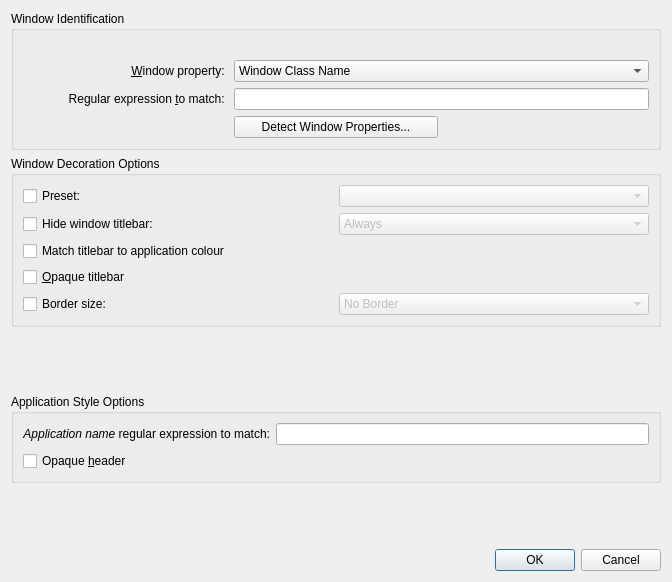
This is kdecoration/config/ui/breezeexceptiondialog.ui in paulmcauley/klassy as Qt 5 draws it before an edit. The edited form follows.
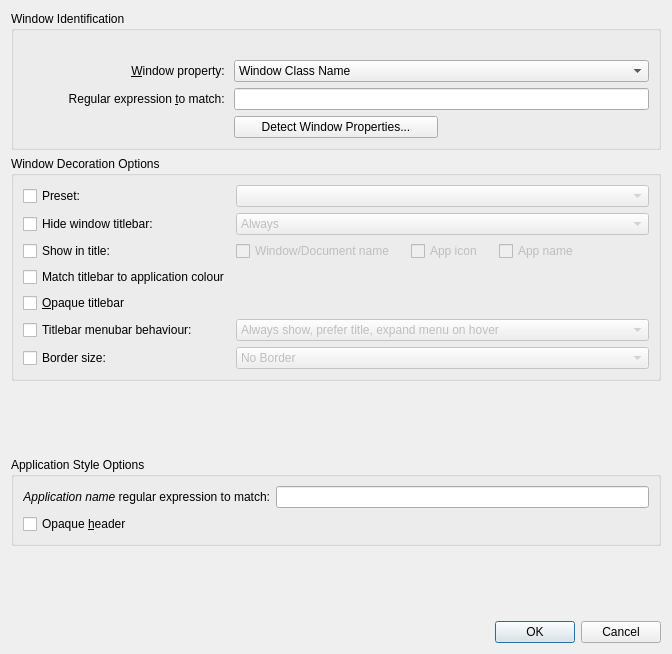
This is the edited form.

Commit message: Add integrated menu show style exception

The edit to the form file:
```diff
--- a/kdecoration/config/ui/breezeexceptiondialog.ui
+++ b/kdecoration/config/ui/breezeexceptiondialog.ui
@@ -7,7 +7,7 @@
     <x>0</x>
     <y>0</y>
     <width>672</width>
-    <height>582</height>
+    <height>654</height>
    </rect>
   </property>
   <property name="windowTitle">
@@ -99,10 +99,89 @@
       <string>Window Decoration Options</string>
      </property>
      <layout class="QGridLayout" name="gridLayout_3">
-      <item row="7" column="0">
-       <widget class="QCheckBox" name="borderSizeCheckBox">
+      <item row="2" column="1">
+       <layout class="QHBoxLayout" name="horizontalLayout_4">
+        <item>
+         <widget class="QCheckBox" name="exceptioniShowTitleDocumentName">
+          <property name="enabled">
+           <bool>false</bool>
+          </property>
+          <property name="text">
+           <string>Window/Document name</string>
+          </property>
+         </widget>
+        </item>
+        <item>
+         <spacer name="horizontalSpacer_9">
+          <property name="orientation">
+           <enum>Qt::Orientation::Horizontal</enum>
+          </property>
+          <property name="sizeType">
+           <enum>QSizePolicy::Policy::Fixed</enum>
+          </property>
+          <property name="sizeHint" stdset="0">
+           <size>
+            <width>10</width>
+            <height>20</height>
+           </size>
+          </property>
+         </spacer>
+        </item>
+        <item>
+         <widget class="QCheckBox" name="exceptionShowTitleAppIcon">
+          <property name="enabled">
+           <bool>false</bool>
+          </property>
+          <property name="text">
+           <string>App icon</string>
+          </property>
+         </widget>
+        </item>
+        <item>
+         <spacer name="horizontalSpacer_10">
+          <property name="orientation">
+           <enum>Qt::Orientation::Horizontal</enum>
+          </property>
+          <property name="sizeType">
+           <enum>QSizePolicy::Policy::Fixed</enum>
+          </property>
+          <property name="sizeHint" stdset="0">
+           <size>
+            <width>10</width>
+            <height>20</height>
+           </size>
+          </property>
+         </spacer>
+        </item>
+        <item>
+         <widget class="QCheckBox" name="exceptionShowTitleAppName">
+          <property name="enabled">
+           <bool>false</bool>
+          </property>
+          <property name="text">
+           <string>App name</string>
+          </property>
+         </widget>
+        </item>
+        <item>
+         <spacer name="horizontalSpacer_8">
+          <property name="orientation">
+           <enum>Qt::Orientation::Horizontal</enum>
+          </property>
+          <property name="sizeHint" stdset="0">
+           <size>
+            <width>40</width>
+            <height>20</height>
+           </size>
+          </property>
+         </spacer>
+        </item>
+       </layout>
+      </item>
+      <item row="4" column="0">
+       <widget class="QCheckBox" name="opaqueTitleBar">
         <property name="text">
-         <string>Border size:</string>
+         <string>&amp;Opaque titlebar</string>
         </property>
        </widget>
       </item>
@@ -113,7 +192,7 @@
         </property>
        </widget>
       </item>
-      <item row="7" column="1">
+      <item row="9" column="1">
        <widget class="QComboBox" name="borderSizeComboBox">
         <property name="enabled">
          <bool>false</bool>
@@ -165,17 +244,17 @@
         </item>
        </widget>
       </item>
-      <item row="2" column="0">
-       <widget class="QCheckBox" name="exceptionMatchTitleBarToApplicationColor">
-        <property name="text">
-         <string>Match titlebar to application colour</string>
+      <item row="0" column="1">
+       <widget class="QComboBox" name="exceptionPresetComboBox">
+        <property name="enabled">
+         <bool>false</bool>
         </property>
        </widget>
       </item>
-      <item row="3" column="0">
-       <widget class="QCheckBox" name="opaqueTitleBar">
+      <item row="9" column="0">
+       <widget class="QCheckBox" name="borderSizeCheckBox">
         <property name="text">
-         <string>&amp;Opaque titlebar</string>
+         <string>Border size:</string>
         </property>
        </widget>
       </item>
@@ -211,6 +290,52 @@
         </item>
        </widget>
       </item>
+      <item row="6" column="1">
+       <widget class="QComboBox" name="appMenuBarBehaviour">
+        <property name="enabled">
+         <bool>false</bool>
+        </property>
+        <item>
+         <property name="text">
+          <string>Always show, prefer title, expand menu on hover</string>
+         </property>
+        </item>
+        <item>
+         <property name="text">
+          <string>Always show, prefer menu</string>
+         </property>
+        </item>
+        <item>
+         <property name="text">
+          <string>Reveal and expand menu on hover</string>
+         </property>
+        </item>
+        <item>
+         <property name="text">
+          <string>Replace title on hover</string>
+         </property>
+        </item>
+        <item>
+         <property name="text">
+          <string>Show search button only</string>
+         </property>
+        </item>
+       </widget>
+      </item>
+      <item row="2" column="0">
+       <widget class="QCheckBox" name="exceptionShowInTitle">
+        <property name="text">
+         <string>Show in title:</string>
+        </property>
+       </widget>
+      </item>
+      <item row="3" column="0">
+       <widget class="QCheckBox" name="exceptionMatchTitleBarToApplicationColor">
+        <property name="text">
+         <string>Match titlebar to application colour</string>
+        </property>
+       </widget>
+      </item>
       <item row="1" column="0">
        <widget class="QCheckBox" name="exceptionHideTitleBarCheckBox">
         <property name="text">
@@ -218,10 +343,10 @@
         </property>
        </widget>
       </item>
-      <item row="0" column="1">
-       <widget class="QComboBox" name="exceptionPresetComboBox">
-        <property name="enabled">
-         <bool>false</bool>
+      <item row="6" column="0">
+       <widget class="QCheckBox" name="appMenuBarBehaviourCheckBox">
+        <property name="text">
+         <string>Titlebar menubar behaviour:</string>
         </property>
        </widget>
       </item>
```
Left out of the diff: 70 changed lines with no effect on the pictures. The commit also changes 6 other files.
